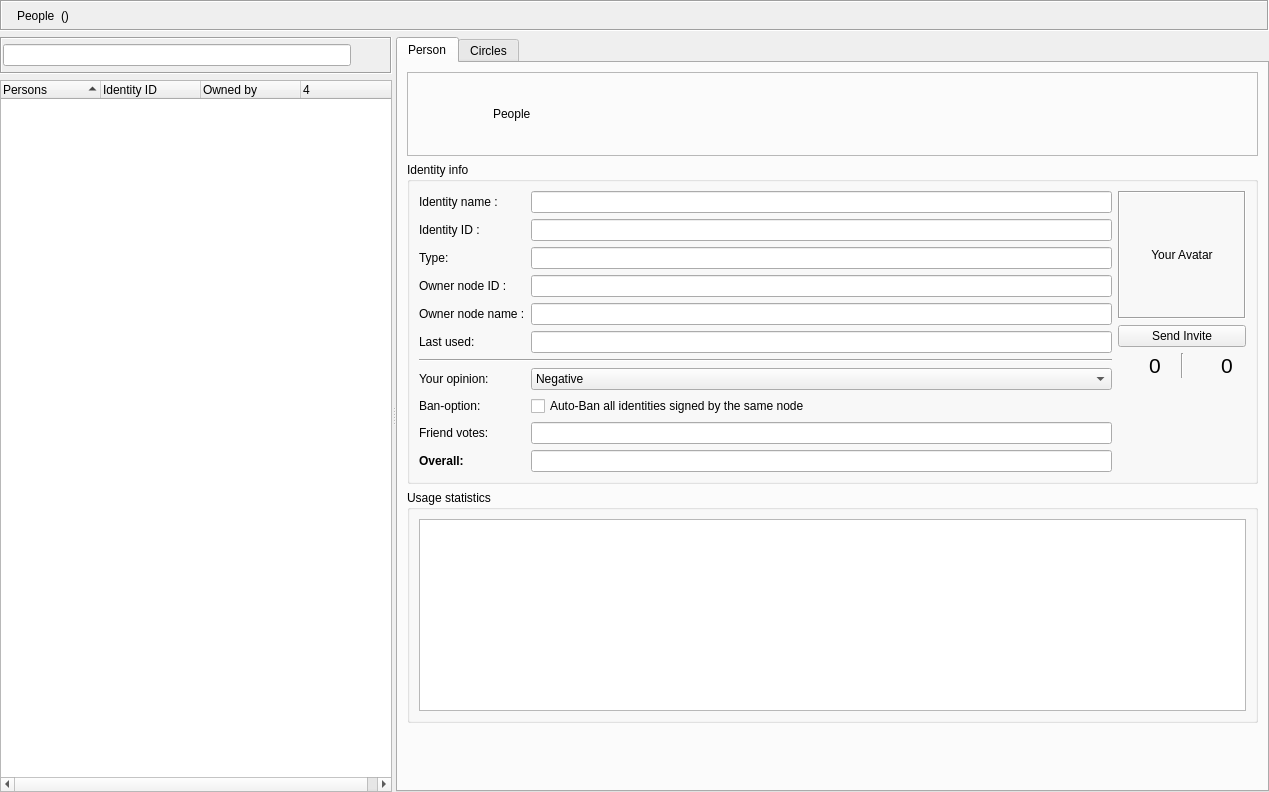
First picture: the form in retroshare-gui/src/gui/Identity/IdDialog.ui, repository RetroShare/RetroShare, before the edit.
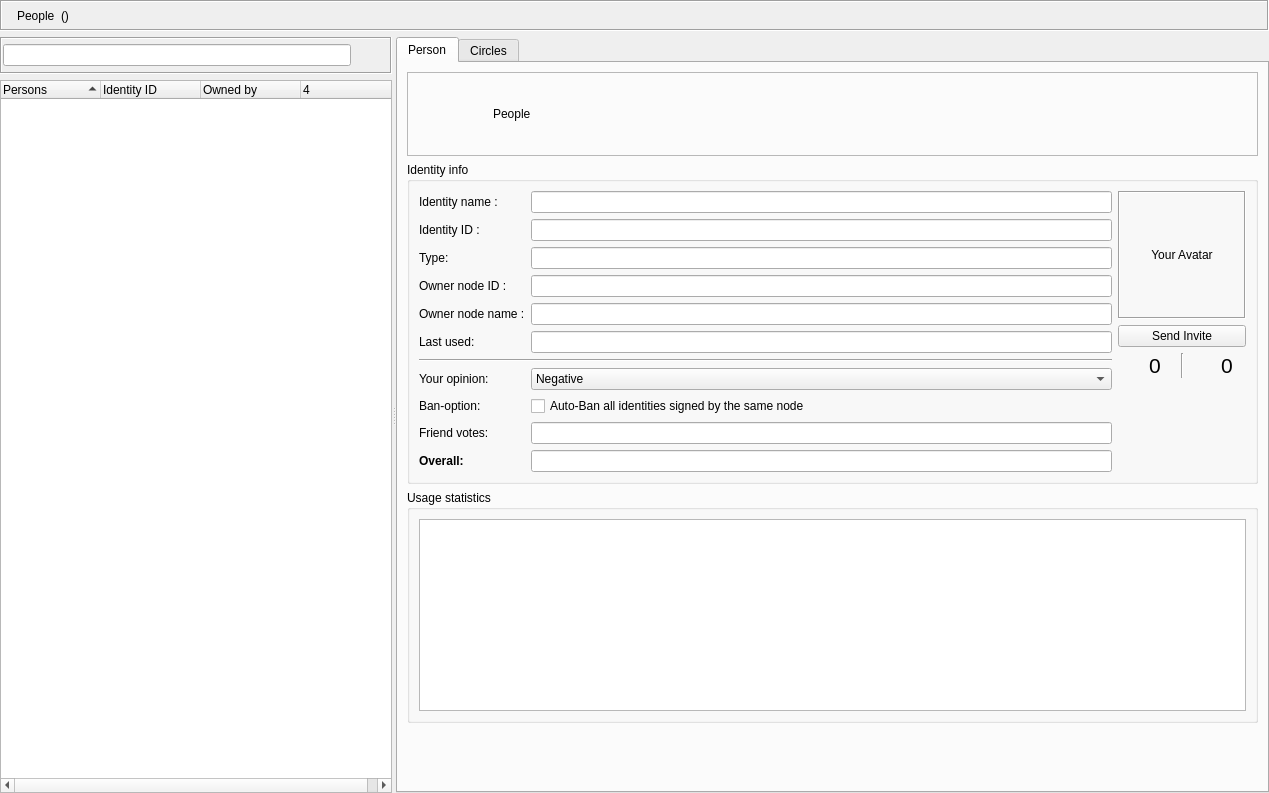
Second picture: the form after the edit. Icons and pictures are not drawn. Custom widgets are drawn as their Qt base class.

Commit message: fixed clicking of RS links in identity usage statistics

```diff
--- a/retroshare-gui/src/gui/Identity/IdDialog.ui
+++ b/retroshare-gui/src/gui/Identity/IdDialog.ui
@@ -7,7 +7,7 @@
     <x>0</x>
     <y>0</y>
     <width>1269</width>
-    <height>792</height>
+    <height>793</height>
    </rect>
   </property>
   <property name="sizePolicy">
@@ -249,7 +249,7 @@
            <string>Votes</string>
           </property>
           <property name="textAlignment">
-           <set>AlignLeading|AlignVCenter</set>
+           <set>AlignLeft|AlignVCenter</set>
           </property>
           <property name="icon">
            <iconset resource="../icons.qrc">
@@ -861,6 +861,11 @@
    <extends>QLabel</extends>
    <header>gui/common/StyledLabel.h</header>
   </customwidget>
+  <customwidget>
+   <class>RSTextBrowser</class>
+   <extends>QTextBrowser</extends>
+   <header>gui/common/RSTextBrowser.h</header>
+  </customwidget>
  </customwidgets>
  <tabstops>
   <tabstop>idTreeWidget</tabstop>
```
Left out of the diff: 37 changed lines with no effect on the pictures. The commit also changes 1 other file.
